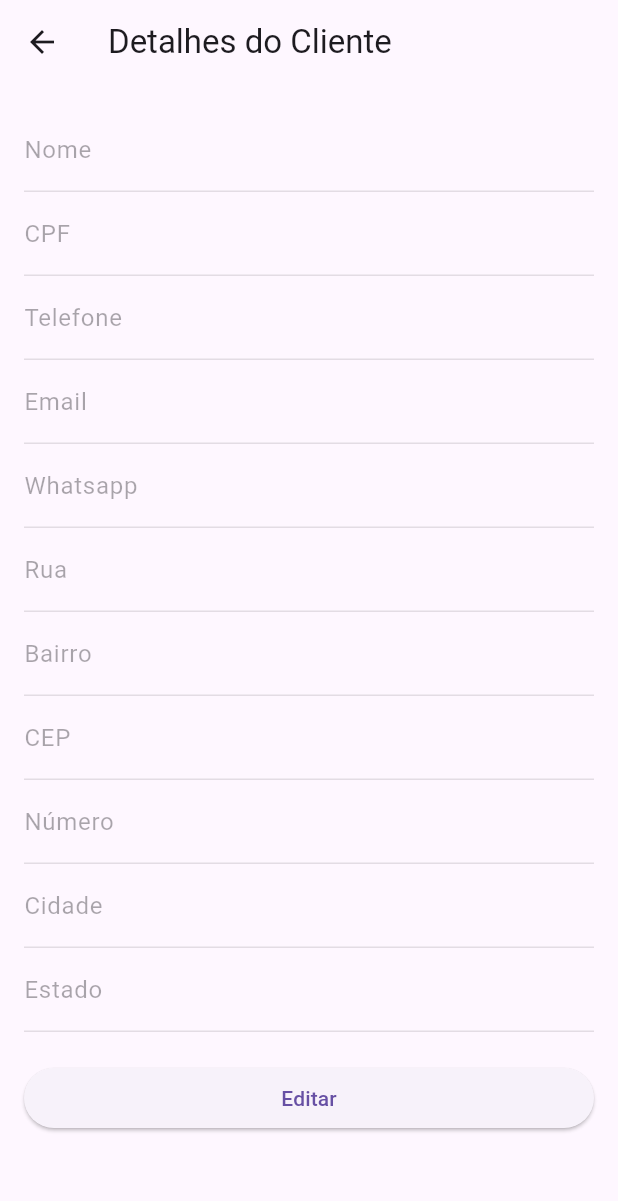
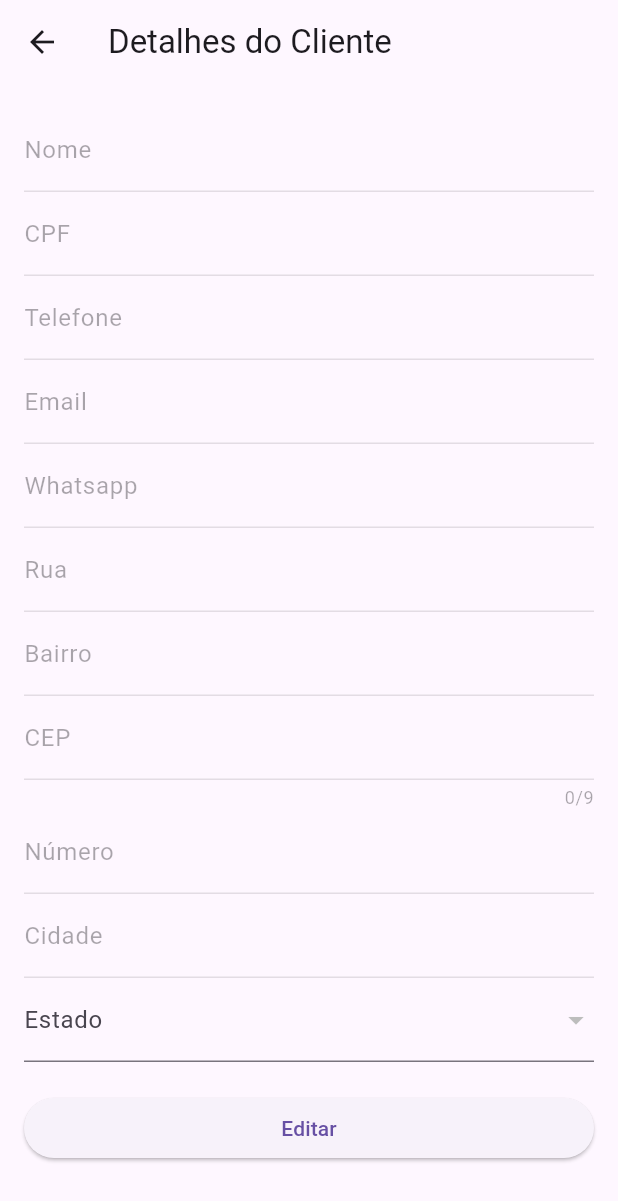
Before and after one commit to abenhard/PI_flutter, a Flutter app: the ClienteDetalhes screen opened directly with empty values, on a phone screen of 412 x 824 dp. Shown: the top 1201 px of the screen. Run offline on Flutter 3.47's test engine with Material 3 defaults, Android fonts, the phone set to English and light mode, and no system bars; our stand-ins replace geolocator, get, image_picker, jwt_decoder, shared_preferences; accounts and stored records are empty.

```diff
--- a/pi/lib/paginas/pagina_detalhes/cliente_detalhe.dart
+++ b/pi/lib/paginas/pagina_detalhes/cliente_detalhe.dart
@@ -1,4 +1,6 @@
 import 'package:flutter/material.dart';
+import 'package:pi/widgets/endereco/cep.dart';
+import 'package:pi/widgets/endereco/estado.dart';
 import 'package:shared_preferences/shared_preferences.dart';
 import 'package:http/http.dart' as http;
 import 'dart:convert';
@@ -17,11 +19,15 @@ class _ClienteDetalhesState extends State<ClienteDetalhes> {
   final _formKey = GlobalKey<FormState>();
   late Map<String, dynamic> _cliente;
   bool _isEditing = false;
+  late TextEditingController _cepController;
+  String? _estadoSelecionado;
 
   @override
   void initState() {
     super.initState();
     _cliente = Map<String, dynamic>.from(widget.cliente);
+    _cepController = TextEditingController(text: _cliente['cep']);
+    _estadoSelecionado = _cliente['estado'];
   }
 
   Future<void> _saveCliente() async {
@@ -44,6 +50,9 @@ class _ClienteDetalhesState extends State<ClienteDetalhes> {
         setState(() {
           _isEditing = false;
         });
+        ScaffoldMessenger.of(context).showSnackBar(
+          SnackBar(content: Text('Changes saved successfully')),
+        );
       } else {
         // Handle error
         ScaffoldMessenger.of(context).showSnackBar(
@@ -51,6 +60,12 @@ class _ClienteDetalhesState extends State<ClienteDetalhes> {
         );
       }
     }
+  }
+
+  @override
+  void dispose() {
+    _cepController.dispose();
+    super.dispose();
   }
 
   @override
@@ -117,12 +132,7 @@ class _ClienteDetalhesState extends State<ClienteDetalhes> {
                 decoration: InputDecoration(labelText: 'Bairro'),
                 onSaved: (value) => _cliente['bairro'] = value,
               ),
-              TextFormField(
-                initialValue: _cliente['cep'],
-                enabled: _isEditing,
-                decoration: InputDecoration(labelText: 'CEP'),
-                onSaved: (value) => _cliente['cep'] = value,
-              ),
+              CEP(_cepController, enabled: _isEditing), // Use the CEP widget
               TextFormField(
                 initialValue: _cliente['numero'],
                 enabled: _isEditing,
@@ -135,12 +145,16 @@ class _ClienteDetalhesState extends State<ClienteDetalhes> {
                 decoration: InputDecoration(labelText: 'Cidade'),
                 onSaved: (value) => _cliente['cidade'] = value,
               ),
-              TextFormField(
-                initialValue: _cliente['estado'],
+              EstadoDropdown(
+                estadoSelecionado: _estadoSelecionado,
                 enabled: _isEditing,
-                decoration: InputDecoration(labelText: 'Estado'),
-                onSaved: (value) => _cliente['estado'] = value,
-              ),
+                onChanged: (String? newValue) {
+                  setState(() {
+                    _estadoSelecionado = newValue;
+                    _cliente['estado'] = newValue;
+                  });
+                },
+              ), // Use the EstadoDropdown widget
               SizedBox(height: 20),
               _isEditing
                   ? ElevatedButton(
--- a/pi/lib/paginas/paginas_cadastros/cadastro_de_cliente.dart
+++ b/pi/lib/paginas/paginas_cadastros/cadastro_de_cliente.dart
@@ -142,7 +142,7 @@ class _CadastroDeClienteState extends State<CadastroDeCliente> {
                     },
                     body: Column(
                       children: [
-                        CEP(_cepController),
+                        CEP(_cepController, enabled: true),
                         TextFormFieldGenerico(
                           controller:  _numeroController,
                           label:  'Numero',
@@ -170,6 +170,7 @@ class _CadastroDeClienteState extends State<CadastroDeCliente> {
                             });
                           },
                           estadoSelecionado: _estadoSelecionado,
+                          enabled: true,
                         ),
                       ],
                     ),
--- a/pi/lib/paginas/paginas_cadastros/cadastro_de_funcionario.dart
+++ b/pi/lib/paginas/paginas_cadastros/cadastro_de_funcionario.dart
@@ -162,7 +162,7 @@ class _CadastroDeFuncionarioState extends State<CadastroDeFuncionario> {
                     },
                     body: Column(
                       children: [
-                        CEP(_cepController),
+                        CEP(_cepController, enabled: true),
                         TextFormFieldGenerico(
                          controller:  _numeroController,
                          label:  'Numero',
@@ -187,6 +187,7 @@ class _CadastroDeFuncionarioState extends State<CadastroDeFuncionario> {
                           });
                         },
                         estadoSelecionado: _estadoSelecionado,
+                        enabled: true,
                         ),
                       ],
                     ),
@@ -206,7 +207,7 @@ class _CadastroDeFuncionarioState extends State<CadastroDeFuncionario> {
                   ExpansionPanel(
                     headerBuilder: (BuildContext context, bool isExpanded) {
                       return ListTile(
-                        title: const Text('Cargo'),
+                        title: const Text('Função'),
                         onTap: () {
                           setState(() {
                             _showCargo = !isExpanded;
--- a/pi/lib/paginas/paginas_cadastros/cadastro_de_ordem_de_servico_tecnico.dart
+++ b/pi/lib/paginas/paginas_cadastros/cadastro_de_ordem_de_servico_tecnico.dart
@@ -307,7 +307,7 @@ class _CadastroDeOrdemDeServicoTecnico
             ListTile(
               title: Text(
                 _dataPrevisao == null
-                    ? 'Nenhuma data selecionada'
+                    ? 'Selecione um Dia para previsão de entrega'
                     : 'Data prevista para entrega: ${_dataPrevisao!.toLocal().toString().split(' ')[0]}',
               ),
               trailing: Icon(Icons.calendar_today),
--- a/pi/lib/url.dart
+++ b/pi/lib/url.dart
@@ -9,7 +9,7 @@ class BackendUrls {
     return _instance;
   }
 
-  String httpBase = 'http://192.168.100.3:8080/PI_Backend/';
+  String httpBase =  'http://po2_backend:8080/PI_Backend/'; //'http://192.168.100.3:8080/PI_Backend/';
 
   String getLogin() {
     return '$httpBase' + 'login';
--- a/pi/lib/widgets/endereco/cep.dart
+++ b/pi/lib/widgets/endereco/cep.dart
@@ -1,13 +1,14 @@
 import 'package:flutter/material.dart';
 import 'package:flutter/services.dart';
 
-TextFormField CEP(TextEditingController _cepController) {
-    return TextFormField(
+TextFormField CEP(TextEditingController _cepController, {required bool enabled}) {
+  return TextFormField(
     controller: _cepController,
     maxLength: 9,
     maxLengthEnforcement: MaxLengthEnforcement.enforced,
     decoration: InputDecoration(labelText: 'CEP'),
     keyboardType: TextInputType.datetime,
+    enabled: enabled,
     inputFormatters: [
       FilteringTextInputFormatter.digitsOnly,
       TextInputFormatter.withFunction((oldValue, newValue) {
@@ -35,6 +36,6 @@ TextFormField CEP(TextEditingController _cepController) {
         }
       }
       return null;
-    }
+    },
   );
 }
--- a/pi/lib/widgets/endereco/estado.dart
+++ b/pi/lib/widgets/endereco/estado.dart
@@ -3,11 +3,13 @@ import 'package:flutter/material.dart';
 class EstadoDropdown extends StatefulWidget {
   final ValueChanged<String?> onChanged;
   final String? estadoSelecionado;
+  final bool enabled;
 
   const EstadoDropdown({
     Key? key,
     required this.onChanged,
     required this.estadoSelecionado,
+    required this.enabled,
   }) : super(key: key);
 
   @override
@@ -49,7 +51,7 @@ class _EstadoDropdownState extends State<EstadoDropdown> {
   Widget build(BuildContext context) {
     return DropdownButtonFormField<String>(
       value: widget.estadoSelecionado,
-      onChanged: widget.onChanged,
+      onChanged: widget.enabled ? widget.onChanged : null,
       items: estados.map<DropdownMenuItem<String>>((estado) {
         return DropdownMenuItem<String>(
           value: estado,
--- a/pi/lib/widgets/ordem_de_servico_List.dart
+++ b/pi/lib/widgets/ordem_de_servico_List.dart
@@ -1,6 +1,7 @@
 import 'package:flutter/material.dart';
 import 'package:get/get.dart';
 import 'package:intl/intl.dart';
+import 'package:pi/widgets/scaffold_base.dart';
 import 'package:shared_preferences/shared_preferences.dart';
 import 'package:http/http.dart' as http;
 import 'dart:convert';
@@ -139,8 +140,8 @@ class _OrdemDeServicoListState extends State<OrdemDeServicoList> with RouteAware
 
   @override
   Widget build(BuildContext context) {
-    return Scaffold(
-      appBar: AppBar(title: Text(widget.title)),
+    return ScaffoldBase(
+      title:widget.title,
       body: Column(
         children: [
           Padding(
```
Also changed, not shown: pi/lib/paginas/pagina_detalhes/funcionario_detalhe.dart (added, +28 -0 lines), pi/lib/paginas/paginas_consultas/consulta_de_funcionario.dart (+123 -5 lines), pi/lib/paginas/paginas_inicias/atendente_tela_inicial.dart (+3 -12 lines), 1 other file.
